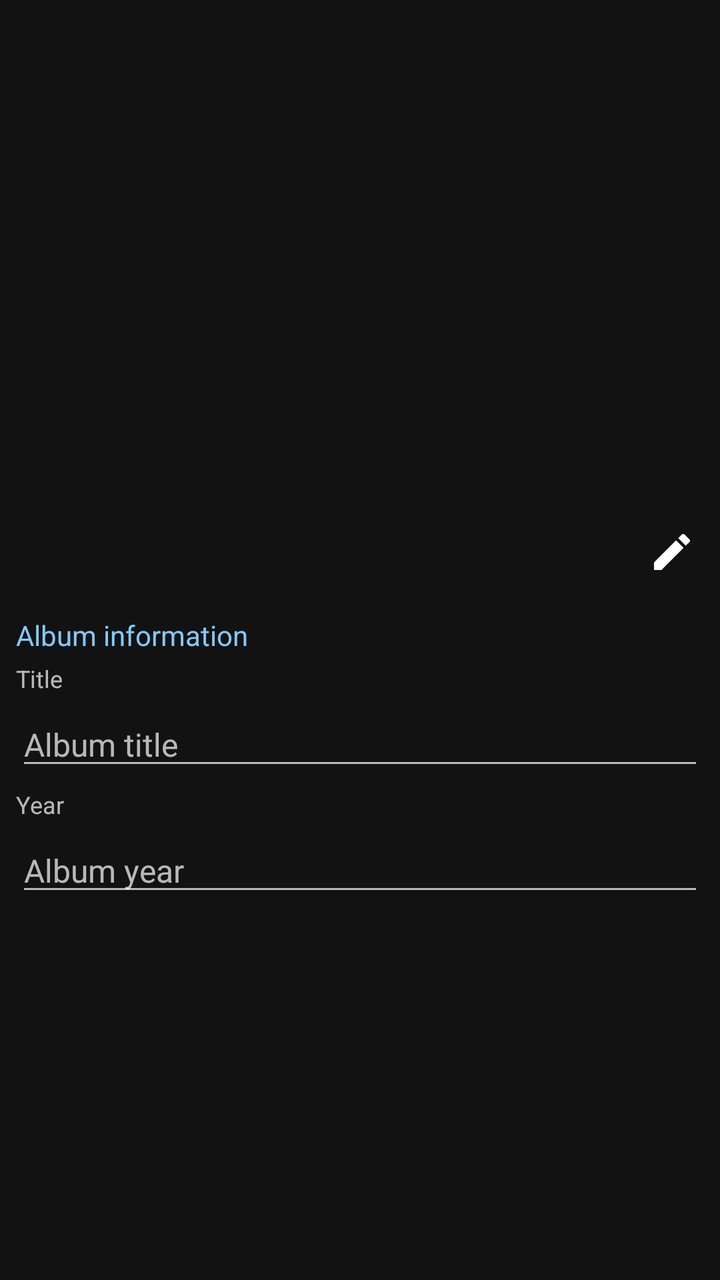
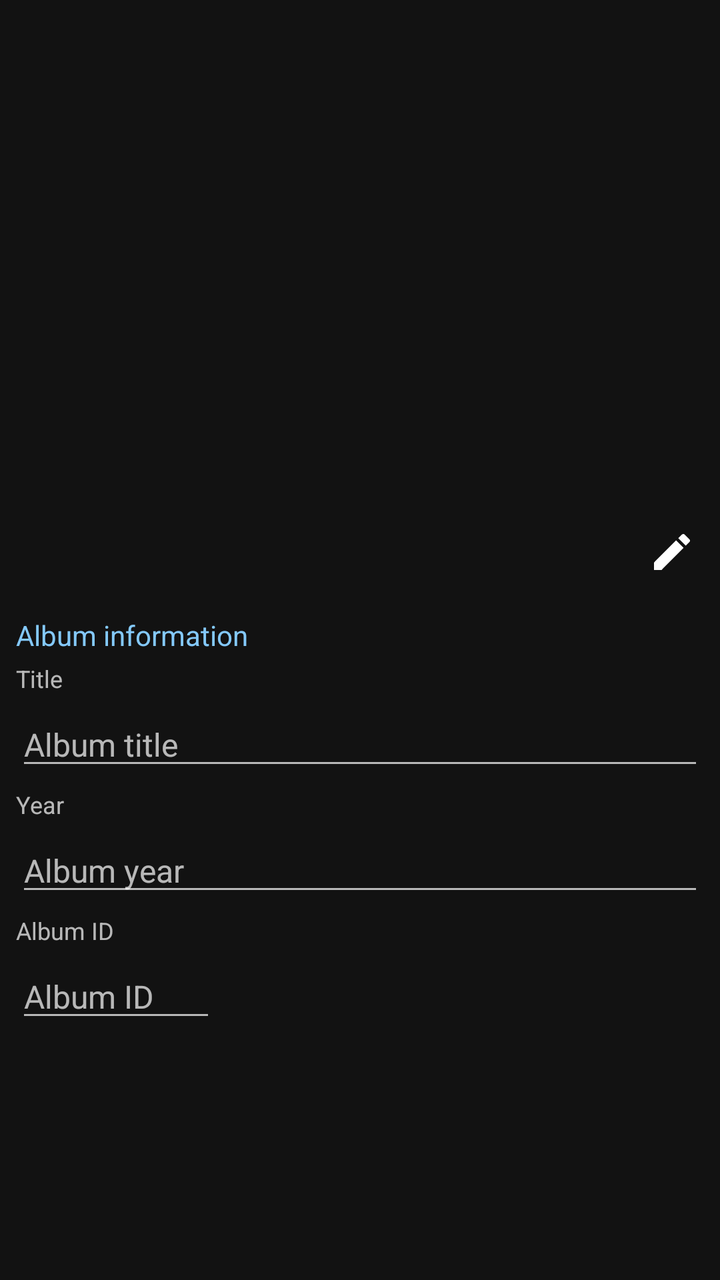

Two renders of the same Android screen: before a commit and after it. Below are the layout's source before the change and the commit's diff.
<!-- AndroidManifest.xml: application theme AppTheme -->
<!-- res/layout/fragment_edit_album.xml -->
<?xml version="1.0" encoding="utf-8"?>
<ScrollView android:layout_height="match_parent"
    android:layout_width="match_parent"
    xmlns:android="http://schemas.android.com/apk/res/android"
    xmlns:app="http://schemas.android.com/apk/res-auto"
    android:scrollbars="none">

    <androidx.constraintlayout.widget.ConstraintLayout
        android:layout_width="match_parent"
        android:layout_height="wrap_content"
        android:paddingBottom="12dp" >

        <ImageView
            android:id="@+id/editAlbumArtwork"
            android:layout_width="match_parent"
            android:layout_height="300dp"
            android:clickable="true"
            app:layout_constraintTop_toTopOf="parent"
            app:layout_constraintStart_toStartOf="parent"
            app:layout_constraintEnd_toEndOf="parent"
            android:contentDescription="@string/set_album_artwork" />

        <ImageView
            android:id="@+id/editAlbumArtworkIcon"
            android:layout_width="wrap_content"
            android:layout_height="wrap_content"
            android:src="@drawable/ic_edit"
            android:clickable="true"
            android:layout_margin="12dp"
            app:layout_constraintBottom_toBottomOf="@id/editAlbumArtwork"
            app:layout_constraintEnd_toEndOf="@id/editAlbumArtwork"
            android:contentDescription="@string/set_album_artwork" />

        <TextView
            android:id="@+id/editAlbumInfo"
            android:layout_width="match_parent"
            android:layout_height="wrap_content"
            android:layout_marginHorizontal="8dp"
            android:layout_marginVertical="8dp"
            android:text="@string/album_information"
            android:textSize="14sp"
            android:textColor="@color/accent"
            app:layout_constraintTop_toBottomOf="@id/editAlbumArtwork"
            app:layout_constraintStart_toStartOf="parent"/>

        <TextView
            android:id="@+id/editAlbumTitleHeading"
            android:layout_width="match_parent"
            android:layout_height="wrap_content"
            android:layout_marginHorizontal="8dp"
            android:layout_marginVertical="4dp"
            android:text="@string/title"
            android:textSize="12sp"
            app:layout_constraintTop_toBottomOf="@id/editAlbumInfo"
            app:layout_constraintStart_toStartOf="parent"/>

        <EditText
            android:id="@+id/editAlbumTitle"
            android:layout_width="match_parent"
            android:layout_height="wrap_content"
            android:layout_marginHorizontal="8dp"
            android:layout_marginVertical="4dp"
            android:textSize="16sp"
            android:maxLength="100"
            app:layout_constraintTop_toBottomOf="@id/editAlbumTitleHeading"
            app:layout_constraintStart_toStartOf="parent"
            app:layout_constraintEnd_toEndOf="parent"
            android:inputType="text"
            android:hint="@string/album_title"
            android:importantForAutofill="no" />

        <TextView
            android:id="@+id/editAlbumYearHeading"
            android:layout_width="match_parent"
            android:layout_height="wrap_content"
            android:layout_marginHorizontal="8dp"
            android:layout_marginVertical="4dp"
            android:text="@string/year"
            android:textSize="12sp"
            app:layout_constraintTop_toBottomOf="@id/editAlbumTitle"
            app:layout_constraintStart_toStartOf="parent"/>

        <EditText
            android:id="@+id/editAlbumYear"
            android:layout_width="match_parent"
            android:layout_height="wrap_content"
            android:layout_marginHorizontal="8dp"
            android:layout_marginVertical="4dp"
            android:textSize="16sp"
            android:inputType="number"
            android:maxLength="4"
            android:hint="@string/album_year"
            app:layout_constraintTop_toBottomOf="@id/editAlbumYearHeading"
            app:layout_constraintStart_toStartOf="parent"
            app:layout_constraintEnd_toEndOf="parent"
            android:importantForAutofill="no" />
    </androidx.constraintlayout.widget.ConstraintLayout>
</ScrollView>
<!-- resources referenced by this layout -->
<resources>
  <color name="accent">#84C9FB</color>
  <!-- drawable ic_edit (drawable) -->
  <vector android:height="24dp" android:tint="#FFFFFF"
      android:viewportHeight="24.0" android:viewportWidth="24.0"
      android:width="24dp" xmlns:android="http://schemas.android.com/apk/res/android">
      <path android:fillColor="#FF000000" android:pathData="M3,17.25V21h3.75L17.81,9.94l-3.75,-3.75L3,17.25zM20.71,7.04c0.39,-0.39 0.39,-1.02 0,-1.41l-2.34,-2.34c-0.39,-0.39 -1.02,-0.39 -1.41,0l-1.83,1.83 3.75,3.75 1.83,-1.83z"/>
  </vector>
  <string name="album_information">Album information</string>
  <string name="album_title">Album title</string>
  <string name="album_year">Album year</string>
  <string name="set_album_artwork">Set album artwork</string>
  <string name="title">Title</string>
  <string name="year">Year</string>
  <style name="AppTheme" parent="Theme.MaterialComponents">
          <item name="colorPrimary">@color/accent</item>
          <item name="colorPrimaryVariant">@color/accent</item>
          <item name="colorSecondary">@color/accent</item>
          <item name="colorOnSurface">@color/onSurface</item>
          <item name="tabStyle">@style/Widget.Custom.TabLayout</item>
          <item name="android:textViewStyle">@style/Widget.Custom.TextView</item>
          <item name="materialButtonStyle">@style/Widget.MaterialComponents.Button</item>
          <item name="navigationViewStyle">@style/Widget.Custom.NavigationView</item>
      </style>
  <color name="onSurface">#FFFFFF</color>
  <style name="Widget.Custom.TextView" parent="Widget.MaterialComponents.TextView">
          <item name="android:ellipsize">none</item>
          <item name="android:requiresFadingEdge">horizontal</item>
      </style>
  <style name="Widget.Custom.NavigationView" parent="Widget.Design.NavigationView">
          <item name="itemBackground">@drawable/menu_background_color_state</item>
      </style>
  <color name="tab_background">#111111</color>
  <color name="inactive">#99FFFFFF</color>
  <!-- drawable menu_background_color_state (drawable) -->
  <?xml version="1.0" encoding="utf-8"?>
  <selector xmlns:android="http://schemas.android.com/apk/res/android">
      <item
          android:drawable="@drawable/background_round_padded"
          android:state_checked="true" />
      <item
          android:drawable="@drawable/custom_ripple"
          android:state_pressed="true" />
  </selector>
  <!-- drawable background_round_padded (drawable) -->
  <?xml version="1.0" encoding="utf-8"?>
  <layer-list xmlns:android="http://schemas.android.com/apk/res/android">
      <item
          android:left="4dp"
          android:right="4dp">
          <shape android:shape="rectangle">
              <solid android:color="@color/accent12" />
              <corners android:radius="8dp" />
          </shape>
      </item>
  </layer-list>
  <!-- drawable custom_ripple (drawable) -->
  <ripple xmlns:android="http://schemas.android.com/apk/res/android"
      android:color="@color/accent12">
      <item
          android:left="4dp"
          android:right="4dp"
          android:id="@android:id/mask" >
          <shape android:shape="rectangle">
              <solid android:color="@android:color/white" />
              <corners android:radius="8dp" />
          </shape>
      </item>
  </ripple>
  <color name="accent12">#1F84C9FB</color>
  <!-- unchanged entries left out for length: 1 -->
</resources>

<!-- the commit's change to res/layout/fragment_edit_album.xml (unified diff, before → after) -->
@@ -94,5 +94,30 @@
             app:layout_constraintStart_toStartOf="parent"
             app:layout_constraintEnd_toEndOf="parent"
             android:importantForAutofill="no" />
+
+        <TextView
+            android:id="@+id/editAlbumIdHeader"
+            android:layout_width="wrap_content"
+            android:layout_height="wrap_content"
+            android:layout_marginVertical="4dp"
+            android:text="@string/album_id"
+            android:textSize="12sp"
+            app:layout_constraintTop_toBottomOf="@id/editAlbumYear"
+            app:layout_constraintStart_toStartOf="@id/editAlbumId"/>
+
+        <EditText
+            android:id="@+id/editAlbumId"
+            android:layout_width="100sp"
+            android:layout_height="wrap_content"
+            android:layout_marginHorizontal="8dp"
+            android:layout_marginVertical="4dp"
+            android:textSize="16sp"
+            android:inputType="number"
+            android:maxLength="4"
+            android:hint="@string/album_id"
+            android:importantForAutofill="no"
+            app:layout_constraintTop_toBottomOf="@id/editAlbumIdHeader"
+            app:layout_constraintStart_toStartOf="parent" />
+
     </androidx.constraintlayout.widget.ConstraintLayout>
 </ScrollView>
<!-- resource entries referenced after the edit -->
@@ -7,6 +7,7 @@
       android:width="24dp" xmlns:android="http://schemas.android.com/apk/res/android">
       <path android:fillColor="#FF000000" android:pathData="M3,17.25V21h3.75L17.81,9.94l-3.75,-3.75L3,17.25zM20.71,7.04c0.39,-0.39 0.39,-1.02 0,-1.41l-2.34,-2.34c-0.39,-0.39 -1.02,-0.39 -1.41,0l-1.83,1.83 3.75,3.75 1.83,-1.83z"/>
   </vector>
+  <string name="album_id">Album ID</string>
   <string name="album_information">Album information</string>
   <string name="album_title">Album title</string>
   <string name="album_year">Album year</string>
